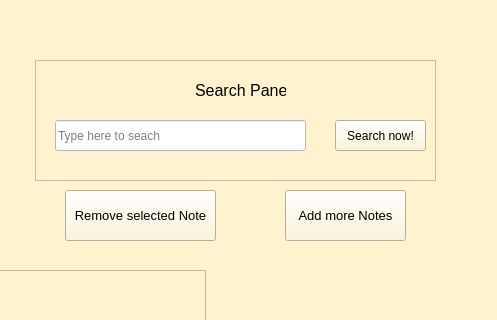
Qt form PTI/SPCK/GUI/mainnote.ui (GreenSystemDuy08/TL-C4K-PTI01) before a commit; both pictures show x 495 to 992 and y 0 to 320 of the 992 by 665 pixel window.
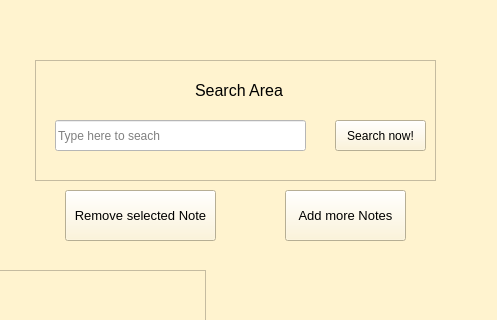
The same form after that commit.

Diff of the .ui file:
```diff
--- a/PTI/SPCK/GUI/mainnote.ui
+++ b/PTI/SPCK/GUI/mainnote.ui
@@ -153,7 +153,7 @@
      </font>
     </property>
     <property name="text">
-     <string>Search Panel</string>
+     <string>Search Area</string>
     </property>
    </widget>
    <widget class="QLineEdit" name="le_name">
```
